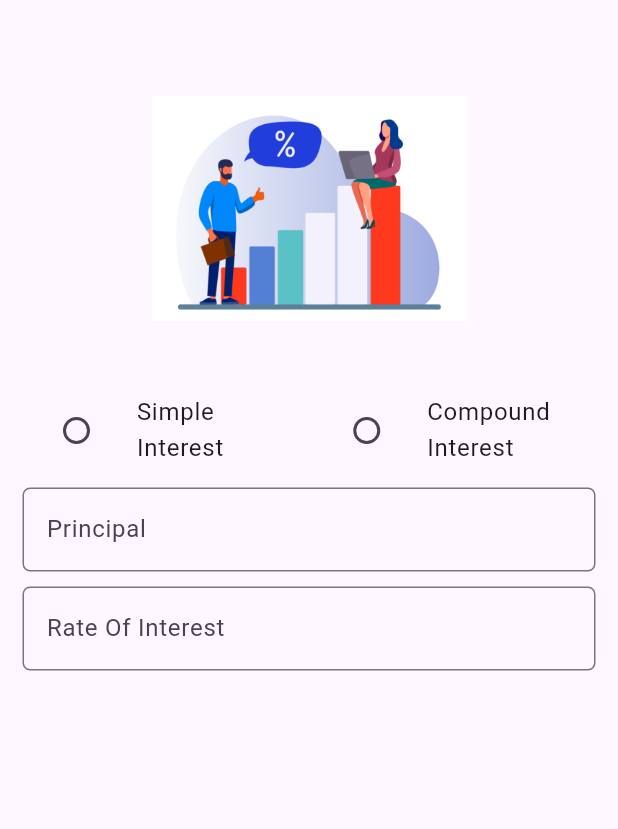
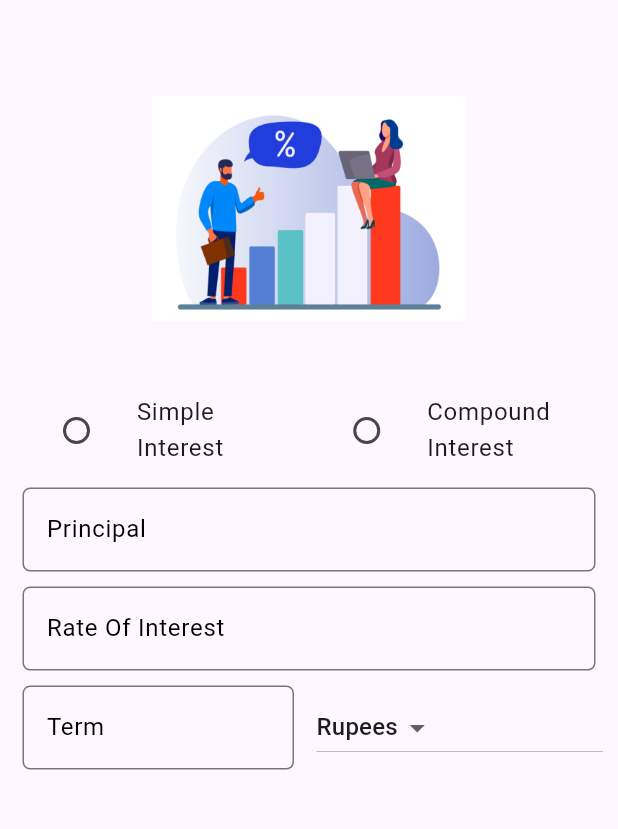
Before and after one commit to Deepakt0405/Interest-Calculator, a Flutter app: the screen it shows after launch, on a phone screen of 412 x 824 dp, the part 63-892 px from its top. Run offline on Flutter 3.47's test engine with Material 3 defaults, Android fonts, the light colour scheme and no system bars.

Commit message:
Error Fixed

```diff
--- a/lib/main.dart
+++ b/lib/main.dart
@@ -5,31 +5,30 @@ void main() {
 }
 
 class MyApp extends StatelessWidget {
-  const MyApp({super.key});
+  const MyApp({Key? key});
 
-  // This widget is the root of your application.
   @override
   Widget build(BuildContext context) {
     return MaterialApp(
       debugShowCheckedModeBanner: false,
       title: 'Interest Calculator',
       theme: ThemeData(
-        primarySwatch: Colors.teal,
-        hintColor: Colors.tealAccent,
+        primarySwatch: Colors.blue,
+        hintColor: Colors.blueAccent,
       ),
-      home: Form(),
+      home: const FormWidget(),
     );
   }
 }
 
-class Form extends StatefulWidget {
-  const Form({super.key});
+class FormWidget extends StatefulWidget {
+  const FormWidget({Key? key});
 
   @override
-  State<Form> createState() => _MyWidgetState();
+  State<FormWidget> createState() => _FormWidgetState();
 }
 
-class _MyWidgetState extends State<Form> {
+class _FormWidgetState extends State<FormWidget> {
   TextEditingController principalTextEditingController =
       TextEditingController();
   TextEditingController rateOfInterestTextEditingController =
@@ -45,14 +44,20 @@ class _MyWidgetState extends State<Form> {
   String nv = "";
 
   @override
+  void initState() {
+    currentValue = _currencies[0];
+    super.initState();
+  }
+
+  @override
   Widget build(BuildContext context) {
     return Scaffold(
       appBar: AppBar(
-        title: Text("Interest Calculator"),
+        title: const Text("Interest Calculator"),
         centerTitle: true,
       ),
       body: Container(
-        margin: EdgeInsets.all(10),
+        margin: const EdgeInsets.all(10),
         child: ListView(
           children: <Widget>[
             //Image
@@ -60,94 +65,151 @@ class _MyWidgetState extends State<Form> {
 
             Row(
               children: <Widget>[
-                Expanded(child: Padding(
-                  padding: EdgeInsets.all(1.0),
+                Expanded(
+                  child: Padding(
+                    padding: const EdgeInsets.all(1.0),
                     child: ListTile(
-                    title: Text("Simple Interest"),
+                      title: const Text("Simple Interest"),
                       leading: Radio(
                         value: "Simple",
                         groupValue: _character,
-                      onChanged: (value)
-                      {
+                        onChanged: (value) {
                           setState(() {
                             // Here it is simple
                             _character = value!;
                           });
-
                         },
                       ),
                     ),
-                )),
-                Expanded(child: Padding(
-                  padding: EdgeInsets.all(1.0),
+                  ),
+                ),
+                Expanded(
+                  child: Padding(
+                    padding: const EdgeInsets.all(1.0),
                     child: ListTile(
-                    title: Text("Compound Interest"),
+                      title: const Text("Compound Interest"),
                       leading: Radio(
                         value: "Compound",
                         groupValue: _character,
-                      onChanged: (value)
-                      {
+                        onChanged: (value) {
                           setState(() {
                             // Here it is simple
                             _character = value!;
                           });
-
                         },
                       ),
                     ),
-                )),
+                  ),
+                ),
                 Container(
                   width: 5.0,
                 ),
               ],
             ),
-            Padding(padding: EdgeInsets.all(5),
+
+            Padding(
+              padding: const EdgeInsets.all(5),
               child: TextField(
-                style: TextStyle(color: Colors.black),
+                style: const TextStyle(color: Colors.black),
                 keyboardType: TextInputType.number,
                 controller: principalTextEditingController,
                 decoration: InputDecoration(
+                  labelStyle: const TextStyle(color: Colors.black),
                   labelText: "Principal",
+                  hintStyle: const TextStyle(color: Colors.grey),
                   hintText: "Enter a principal amount e.g. 1099",
-                  border: OutlineInputBorder(borderRadius: BorderRadius.circular(5.0),
-                  )
+                  border: OutlineInputBorder(
+                    borderRadius: BorderRadius.circular(5.0),
                   ),
                 ),
               ),
-            Padding(padding: EdgeInsets.all(5),
+            ),
+
+            Padding(
+              padding: const EdgeInsets.all(5),
               child: TextField(
-                style: TextStyle(color: Colors.black),
+                style: const TextStyle(color: Colors.black),
                 keyboardType: TextInputType.number,
-                controller: principalTextEditingController,
+                controller: rateOfInterestTextEditingController,
                 decoration: InputDecoration(
-                  style: TextStyle(color: Colors.black),
+                  labelStyle: const TextStyle(color: Colors.black),
                   labelText: "Rate Of Interest",
+                  hintStyle: const TextStyle(color: Colors.grey),
                   hintText: "Enter a rate per year",
-                    border: OutlineInputBorder(borderRadius: BorderRadius.circular(5.0),
-                    )
+                  border: OutlineInputBorder(
+                    borderRadius: BorderRadius.circular(5.0),
                   ),
                 ),
               ),
-            Row(children: <Widget>[
-              Expanded(child: Padding(padding:EdgeInsets.all(5),
-              ))
-            ],)
+            ),
+
+            Row(
+              children: <Widget>[
+                Expanded(
+                  child: Padding(
+                    padding: const EdgeInsets.all(5),
+                    child: TextField(
+                      style: const TextStyle(color: Colors.black),
+                      keyboardType: TextInputType.number,
+                      controller: termTextEditingController,
+                      decoration: InputDecoration(
+                        labelStyle: const TextStyle(color: Colors.black),
+                        labelText: "Term",
+                        hintStyle: const TextStyle(color: Colors.grey),
+                        hintText: "Enter number of years",
+                        border: OutlineInputBorder(
+                          borderRadius: BorderRadius.circular(5.0),
+                        ),
+                      ),
+                    ),
+                  ),
+                ),
+                Container(
+                  width: 10,
+                ),
+                //dropdown menu
+                Expanded(
+                  child: DropdownButton<String>(
+                    items: _currencies.map((String value) {
+                      return DropdownMenuItem<String>(
+                        value: value,
+                        child: Text(value),
+                      );
+                    }).toList(),
+                    value: currentValue,
+                    onChanged: (newValue) {
+                      _setSelectedValue(newValue!);
+                      this.nv = newValue;
+                      setState(() {
+                        this.currentValue = newValue;
+                      });
+                    },
+                  ),
+                )
+              ],
+            )
           ],
         ),
       ),
     );
   }
+
+  void _setSelectedValue(String newValue) {
+    setState(() {
+      this.currentValue = newValue;
+    });
+  }
 }
 
-Widget getImage(){
-    AssetImage assetImage = AssetImage('assets/back.png');
-    Image image = Image(
+Widget getImage() {
+  const AssetImage assetImage = AssetImage('assets/back.png');
+  final Image image = Image(
     image: assetImage,
     width: 150,
     height: 150,
   );
   return Container(
     child: image,
-      margin: EdgeInsets.all(40),
+    margin: const EdgeInsets.all(40),
   );
 }
```
Also changed, not shown: pubspec.lock. Lines whose indentation alone changed are shown as unchanged.
